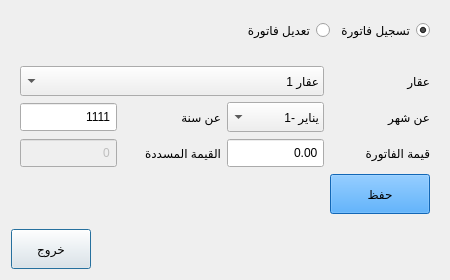
This is waterinvoice.ui in khaledfathi/estates as Qt 5 draws it before an edit. The edited form follows.
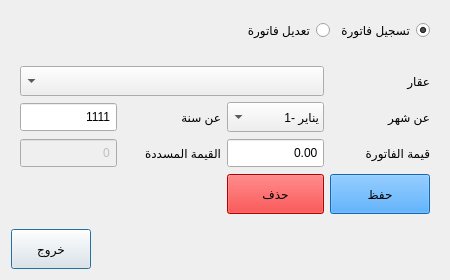
This is the edited form.

Diff of the .ui file:
```diff
--- a/waterinvoice.ui
+++ b/waterinvoice.ui
@@ -254,21 +254,25 @@
           <height>30</height>
          </size>
         </property>
-        <item>
-         <property name="text">
-          <string>عقار 1</string>
-         </property>
-        </item>
-        <item>
-         <property name="text">
-          <string>عقار 2</string>
-         </property>
-        </item>
-        <item>
-         <property name="text">
-          <string>عقار 3</string>
-         </property>
-        </item>
+       </widget>
+      </item>
+      <item row="3" column="1">
+       <widget class="QPushButton" name="buttonDelete">
+        <property name="enabled">
+         <bool>true</bool>
+        </property>
+        <property name="minimumSize">
+         <size>
+          <width>40</width>
+          <height>40</height>
+         </size>
+        </property>
+        <property name="styleSheet">
+         <string notr="true">background-color: rgb(255, 0, 0);</string>
+        </property>
+        <property name="text">
+         <string>حذف</string>
+        </property>
        </widget>
       </item>
      </layout>
```
Left out of the diff: 28 changed lines with no effect on the pictures.
